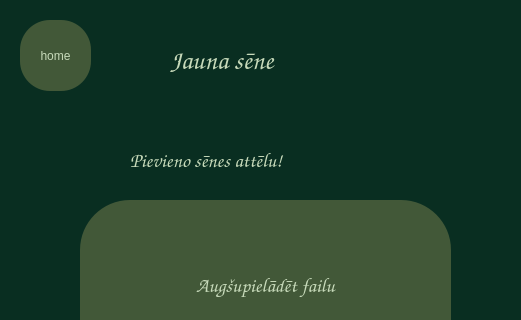
tebuu24/Senu-kolekcionars-2025, file ui/newupload.ui: the form before one commit; both pictures show x 0 to 521 and y 0 to 320 of the 521 by 850 pixel window.
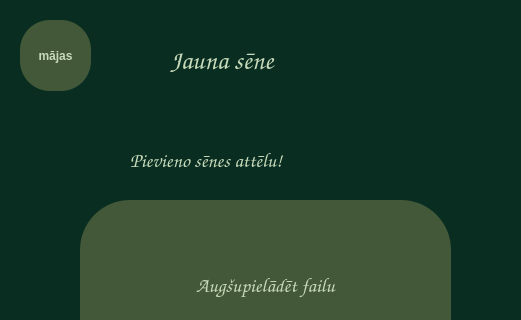
The form after the commit.

Diff of the .ui file:
```diff
--- a/ui/newupload.ui
+++ b/ui/newupload.ui
@@ -120,13 +120,19 @@
       <height>71</height>
      </rect>
     </property>
+    <property name="font">
+     <font>
+      <weight>75</weight>
+      <bold>true</bold>
+     </font>
+    </property>
     <property name="styleSheet">
      <string notr="true">border-radius: 30px;
 background-color: rgb(66, 88, 56);
 color: rgb(199, 218, 186);</string>
     </property>
     <property name="text">
-     <string>home</string>
+     <string>mājas</string>
     </property>
    </widget>
    <widget class="QLabel" name="newtitle">
```
